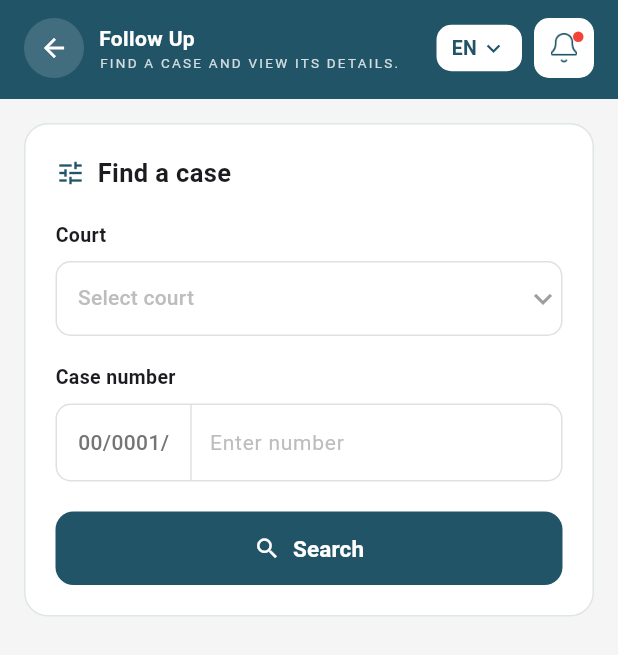
After one commit to dawitzeleke/hsc, a Flutter app: the FollowUpView screen opened by its route, on a phone screen of 412 x 824 dp. The commit adds this screen. Shown: the top 655 px of the screen. Run offline on Flutter 3.47's test engine with Material 3 defaults, Android fonts, the phone set to English and light mode, and no system bars; our stand-ins replace get.

Commit message:
feat: add follow-up module and action card widget for case tracking

```diff
--- /dev/null
+++ b/lib/app/modules/follow_up/bindings/follow_up_binding.dart
@@ -0,0 +1,9 @@
+import 'package:get/get.dart';
+import '../controllers/follow_up_controller.dart';
+
+class FollowUpBinding extends Bindings {
+  @override
+  void dependencies() {
+    Get.lazyPut<FollowUpController>(() => FollowUpController());
+  }
+}
--- /dev/null
+++ b/lib/app/modules/follow_up/controllers/follow_up_controller.dart
@@ -0,0 +1,31 @@
+import 'package:flutter/material.dart';
+import 'package:get/get.dart';
+
+class FollowUpController extends GetxController {
+  final caseNumberController = TextEditingController();
+  final selectedCourt = Rxn<String>();
+  final showResult = false.obs;
+
+  final courts = [
+    'Harari Region Supreme Court',
+    'Harari Region High Court',
+    'Harari Region First Instance Court',
+  ];
+
+  void search() {
+    if (selectedCourt.value == null || caseNumberController.text.isEmpty) return;
+    showResult.value = true;
+  }
+
+  void reset() {
+    caseNumberController.clear();
+    selectedCourt.value = null;
+    showResult.value = false;
+  }
+
+  @override
+  void onClose() {
+    caseNumberController.dispose();
+    super.onClose();
+  }
+}
--- /dev/null
+++ b/lib/app/modules/follow_up/views/follow_up_view.dart
@@ -0,0 +1,323 @@
+import 'package:flutter/material.dart';
+import 'package:get/get.dart';
+import 'package:hsc/core/constants/app_colors.dart';
+import 'package:hsc/app/widgets/app_header.dart';
+import '../controllers/follow_up_controller.dart';
+
+class FollowUpView extends StatelessWidget {
+  const FollowUpView({super.key});
+
+  @override
+  Widget build(BuildContext context) {
+    final controller = Get.put(FollowUpController());
+
+    return Scaffold(
+      backgroundColor: Colors.grey[100],
+      body: Column(
+        children: [
+          AppHeader(
+            leading: GestureDetector(
+              onTap: () => Get.back(),
+              child: Container(
+                width: 40,
+                height: 40,
+                decoration: BoxDecoration(
+                  color: AppColors.onPrimary.withOpacity(0.15),
+                  shape: BoxShape.circle,
+                ),
+                child: const Icon(
+                  Icons.arrow_back,
+                  color: AppColors.onPrimary,
+                  size: 20,
+                ),
+              ),
+            ),
+            title: 'Follow Up',
+            subtitle: 'FIND A CASE AND VIEW ITS DETAILS.',
+          ),
+          Expanded(
+            child: SingleChildScrollView(
+              padding: const EdgeInsets.all(16),
+              child: Column(
+                children: [
+                  _SearchCard(controller: controller),
+                  const SizedBox(height: 20),
+                  Obx(() => controller.showResult.value
+                      ? const _ResultSection()
+                      : const SizedBox.shrink()),
+                  const SizedBox(height: 100),
+                ],
+              ),
+            ),
+          ),
+        ],
+      ),
+    );
+  }
+}
+
+class _SearchCard extends StatelessWidget {
+  final FollowUpController controller;
+  const _SearchCard({required this.controller});
+
+  @override
+  Widget build(BuildContext context) {
+    return Container(
+      padding: const EdgeInsets.all(20),
+      decoration: BoxDecoration(
+        color: Colors.white,
+        borderRadius: BorderRadius.circular(16),
+        border: Border.all(color: AppColors.primary.withOpacity(0.15)),
+      ),
+      child: Column(
+        crossAxisAlignment: CrossAxisAlignment.start,
+        children: [
+          // Title
+          Row(
+            children: [
+              Icon(Icons.tune, size: 20, color: AppColors.primary),
+              const SizedBox(width: 8),
+              const Text(
+                'Find a case',
+                style: TextStyle(
+                  fontSize: 17,
+                  fontWeight: FontWeight.w700,
+                ),
+              ),
+            ],
+          ),
+          const SizedBox(height: 20),
+          // Court dropdown
+          const Text(
+            'Court',
+            style: TextStyle(fontSize: 13, fontWeight: FontWeight.w600),
+          ),
+          const SizedBox(height: 8),
+          Obx(() => Container(
+                decoration: BoxDecoration(
+                  borderRadius: BorderRadius.circular(10),
+                  border: Border.all(color: Colors.grey.shade300),
+                ),
+                child: DropdownButtonFormField<String>(
+                  value: controller.selectedCourt.value,
+                  hint: Text(
+                    'Select court',
+                    style: TextStyle(color: Colors.grey.shade400, fontSize: 14),
+                  ),
+                  decoration: const InputDecoration(
+                    contentPadding:
+                        EdgeInsets.symmetric(horizontal: 14, vertical: 12),
+                    border: InputBorder.none,
+                  ),
+                  icon: Icon(Icons.keyboard_arrow_down,
+                      color: Colors.grey.shade500),
+                  isExpanded: true,
+                  items: controller.courts
+                      .map((c) => DropdownMenuItem(
+                            value: c,
+                            child: Text(c, style: const TextStyle(fontSize: 14)),
+                          ))
+                      .toList(),
+                  onChanged: (v) => controller.selectedCourt.value = v,
+                ),
+              )),
+          const SizedBox(height: 18),
+          // Case number
+          const Text(
+            'Case number',
+            style: TextStyle(fontSize: 13, fontWeight: FontWeight.w600),
+          ),
+          const SizedBox(height: 8),
+          Container(
+            decoration: BoxDecoration(
+              borderRadius: BorderRadius.circular(10),
+              border: Border.all(color: Colors.grey.shade300),
+            ),
+            child: Row(
+              children: [
+                Container(
+                  padding:
+                      const EdgeInsets.symmetric(horizontal: 14, vertical: 15),
+                  decoration: BoxDecoration(
+                    border:
+                        Border(right: BorderSide(color: Colors.grey.shade300)),
+                  ),
+                  child: Text(
+                    '00/0001/',
+                    style: TextStyle(
+                      fontSize: 14,
+                      fontWeight: FontWeight.w500,
+                      color: Colors.grey.shade600,
+                    ),
+                  ),
+                ),
+                Expanded(
+                  child: TextField(
+                    controller: controller.caseNumberController,
+                    keyboardType: TextInputType.number,
+                    decoration: InputDecoration(
+                      hintText: 'Enter number',
+                      hintStyle:
+                          TextStyle(color: Colors.grey.shade400, fontSize: 14),
+                      contentPadding:
+                          const EdgeInsets.symmetric(horizontal: 12),
+                      border: InputBorder.none,
+                    ),
+                  ),
+                ),
+              ],
+            ),
+          ),
+          const SizedBox(height: 20),
+          // Search button
+          SizedBox(
+            width: double.infinity,
+            child: ElevatedButton.icon(
+              onPressed: controller.search,
+              icon: const Icon(Icons.search, size: 18),
+              label: const Text(
+                'Search',
+                style: TextStyle(fontSize: 15, fontWeight: FontWeight.w600),
+              ),
+              style: ElevatedButton.styleFrom(
+                backgroundColor: AppColors.primary,
+                foregroundColor: AppColors.onPrimary,
+                padding: const EdgeInsets.symmetric(vertical: 14),
+                shape: RoundedRectangleBorder(
+                  borderRadius: BorderRadius.circular(12),
+                ),
+                elevation: 0,
+              ),
+            ),
+          ),
+        ],
+      ),
+    );
+  }
+}
+
+class _ResultSection extends StatelessWidget {
+  const _ResultSection();
+
+  @override
+  Widget build(BuildContext context) {
+    return Column(
+      children: [
+        // Header row
+        Row(
+          mainAxisAlignment: MainAxisAlignment.spaceBetween,
+          children: [
+            Text(
+              'Search result',
+              style: TextStyle(
+                fontSize: 17,
+                fontWeight: FontWeight.w700,
+                color: AppColors.primary,
+              ),
+            ),
+            Text(
+              '1 case found',
+              style: TextStyle(fontSize: 13, color: Colors.grey.shade500),
+            ),
+          ],
+        ),
+        const SizedBox(height: 12),
+        // Case card
+        Container(
+          padding: const EdgeInsets.all(18),
+          decoration: BoxDecoration(
+            color: Colors.white,
+            borderRadius: BorderRadius.circular(16),
+            border: Border.all(color: Colors.grey.shade200),
+          ),
+          child: Column(
+            crossAxisAlignment: CrossAxisAlignment.start,
+            children: [
+              // Case number + status
+              Row(
+                mainAxisAlignment: MainAxisAlignment.spaceBetween,
+                children: [
+                  Column(
+                    crossAxisAlignment: CrossAxisAlignment.start,
+                    children: [
+                      Text(
+                        'CASE NUMBER',
+                        style: TextStyle(
+                          fontSize: 10,
+                          fontWeight: FontWeight.w500,
+                          color: Colors.grey.shade500,
+                          letterSpacing: 0.5,
+                        ),
+                      ),
+                      const SizedBox(height: 2),
+                      Text(
+                        '00/0001/284930',
+                        style: TextStyle(
+                          fontSize: 16,
+                          fontWeight: FontWeight.w700,
+                          color: AppColors.primary,
+                        ),
+                      ),
+                    ],
+                  ),
+                  Container(
+                    padding:
+                        const EdgeInsets.symmetric(horizontal: 12, vertical: 6),
+                    decoration: BoxDecoration(
+                      color: AppColors.primary,
+                      borderRadius: BorderRadius.circular(10),
+                    ),
+                    child: Row(
+                      mainAxisSize: MainAxisSize.min,
+                      children: [
+                        Icon(Icons.check_circle_outline,
+                            size: 14, color: AppColors.onPrimary),
+                        const SizedBox(width: 4),
+                        Text(
+                          'Decided',
+                          style: TextStyle(
+                            fontSize: 12,
+                            fontWeight: FontWeight.w600,
+                            color: AppColors.onPrimary,
+                          ),
+                        ),
+                      ],
+                    ),
+                  ),
+                ],
+              ),
+              const SizedBox(height: 16),
+              _detailRow('Plaintiff', 'Hawa Adem Mohammed'),
+              _detailRow('Defendant', 'Ahmed Ali Hassan'),
+              _detailRow('Hearing', 'Cassation Bench'),
+              _detailRow('Winner', 'Plaintiff'),
+              _detailRow('Date', '6 November 2026'),
+            ],
+          ),
+        ),
+      ],
+    );
+  }
+
+  Widget _detailRow(String label, String value) {
+    return Padding(
+      padding: const EdgeInsets.symmetric(vertical: 10),
+      child: Row(
+        mainAxisAlignment: MainAxisAlignment.spaceBetween,
+        children: [
+          Text(
+            label,
+            style: TextStyle(fontSize: 13, color: Colors.grey.shade500),
+          ),
+          Text(
+            value,
+            style: const TextStyle(
+              fontSize: 14,
+              fontWeight: FontWeight.w600,
+            ),
+          ),
+        ],
+      ),
+    );
+  }
+}
--- a/lib/app/modules/home/widgets/action_card.dart
+++ b/lib/app/modules/home/widgets/action_card.dart
@@ -1,5 +1,7 @@
 import 'package:flutter/material.dart';
+import 'package:get/get.dart';
 import 'package:hsc/core/constants/app_colors.dart';
+import 'package:hsc/app/routes/app_pages.dart';
 
 class ActionCards extends StatelessWidget {
   const ActionCards({super.key});
@@ -28,7 +30,7 @@ class ActionCards extends StatelessWidget {
               subtitle: 'Stay informed on\nyour case progress.',
               buttonText: 'Track a case',
               isFollowUp: true,
-              onTap: () {},
+              onTap: () => Get.toNamed(Routes.FOLLOW_UP),
             ),
           ),
         ],
--- a/lib/app/routes/app_pages.dart
+++ b/lib/app/routes/app_pages.dart
@@ -4,13 +4,15 @@ import '../modules/splash/bindings/splash_binding.dart';
 import '../modules/splash/views/splash_view.dart';
 import '../modules/home/bindings/home_binding.dart';
 import '../modules/home/views/home_view.dart';
+import '../modules/follow_up/bindings/follow_up_binding.dart';
+import '../modules/follow_up/views/follow_up_view.dart';
 
 part 'app_routes.dart';
 
 class AppPages {
   AppPages._();
 
-  static const INITIAL = Routes.SPLASH;
+  static const INITIAL = Routes.HOME;
 
   static final routes = [
     GetPage(
@@ -23,5 +25,10 @@ class AppPages {
       page: () => const HomeView(),
       binding: HomeBinding(),
     ),
+    GetPage(
+      name: _Paths.FOLLOW_UP,
+      page: () => const FollowUpView(),
+      binding: FollowUpBinding(),
+    ),
   ];
 }
--- a/lib/app/routes/app_routes.dart
+++ b/lib/app/routes/app_routes.dart
@@ -3,12 +3,14 @@ part of 'app_pages.dart';
 
 abstract class Routes {
   Routes._();
-  static const SPLASH = _Paths.HOME;
+  static const SPLASH = _Paths.SPLASH;
   static const HOME = _Paths.HOME;
+  static const FOLLOW_UP = _Paths.FOLLOW_UP;
 }
 
 abstract class _Paths {
   _Paths._();
   static const SPLASH = '/splash';
   static const HOME = '/home';
+  static const FOLLOW_UP = '/follow-up';
 }
```
